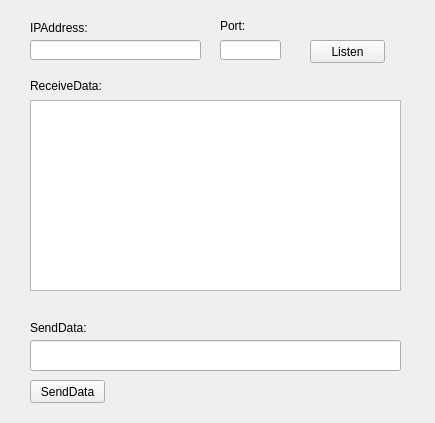
qtcore/Network_Debug_Assistant, file server/serverwidget.ui: the form before one commit.
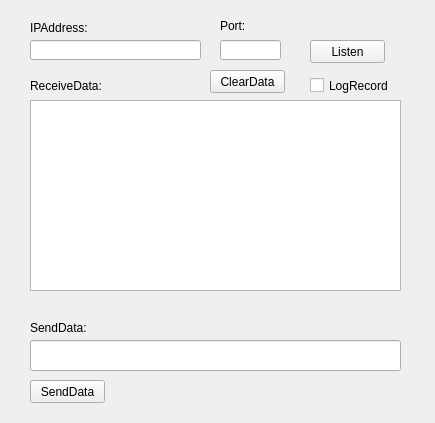
The form after the commit.

Commit message:
Writing File Function
Empty the receiving area data

```diff
--- a/server/serverwidget.ui
+++ b/server/serverwidget.ui
@@ -131,6 +131,32 @@
     <string>Port:</string>
    </property>
   </widget>
+  <widget class="QCheckBox" name="ServerCheckBox">
+   <property name="geometry">
+    <rect>
+     <x>310</x>
+     <y>75</y>
+     <width>81</width>
+     <height>21</height>
+    </rect>
+   </property>
+   <property name="text">
+    <string>LogRecord</string>
+   </property>
+  </widget>
+  <widget class="QPushButton" name="ServerDelpushButton">
+   <property name="geometry">
+    <rect>
+     <x>210</x>
+     <y>70</y>
+     <width>75</width>
+     <height>23</height>
+    </rect>
+   </property>
+   <property name="text">
+    <string>ClearData</string>
+   </property>
+  </widget>
  </widget>
  <layoutdefault spacing="6" margin="11"/>
  <resources/>
```
The commit also changes 2 other files.
